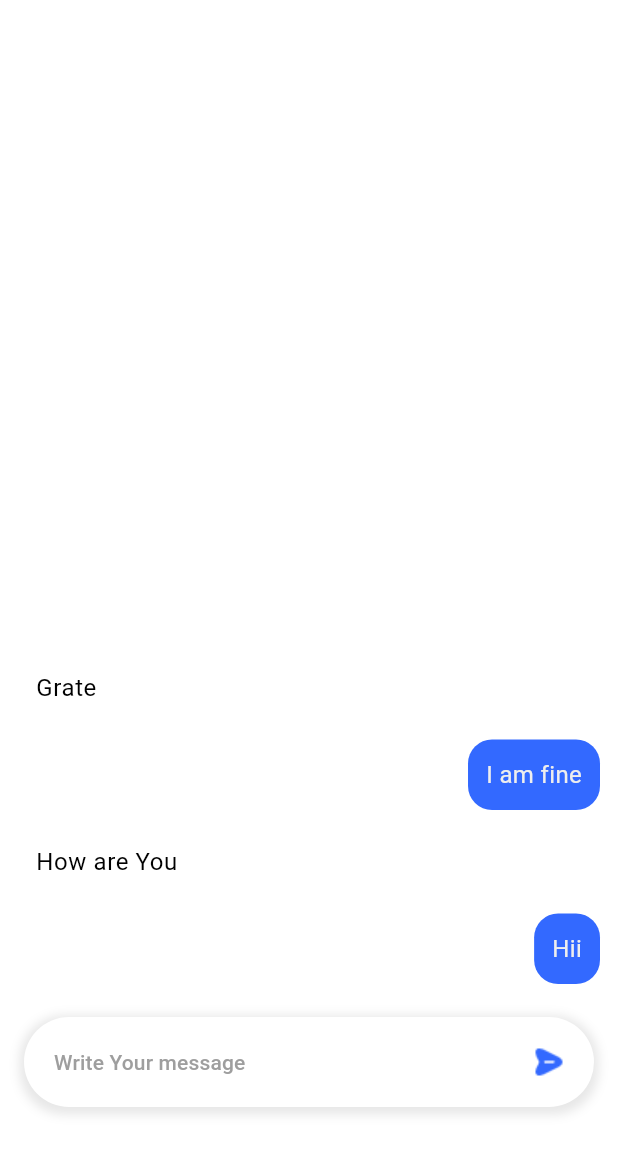
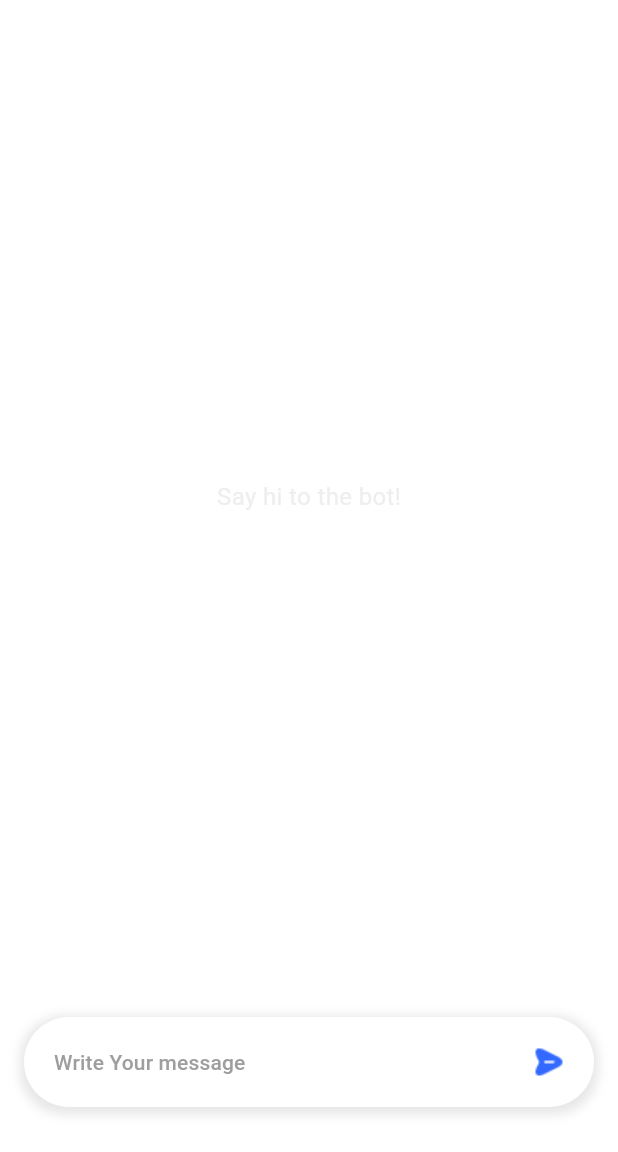
Before and after one commit to Jaydeep-Gohil/gemini_x, a Flutter app: the Myhomepage screen opened directly, on a phone screen of 412 x 824 dp, the part 84-1236 px from its top. Run offline on Flutter 3.47's test engine with Material 3 defaults, Android fonts, the light colour scheme and no system bars; our stand-ins replace flutter_dotenv, flutter_riverpod, google_generative_ai.

Commit message:
-Add clipboard To copy message

```diff
--- a/lib/MyHomePage.dart
+++ b/lib/MyHomePage.dart
@@ -1,6 +1,7 @@
 import 'dart:async'; // for TimeoutException
 import 'dart:math';
 import 'package:flutter/material.dart';
+import 'package:flutter/services.dart';
 import 'package:flutter_dotenv/flutter_dotenv.dart';
 import 'package:flutter_riverpod/flutter_riverpod.dart';
 import 'package:gemini_x/message.dart';
@@ -19,13 +20,16 @@ class Myhomepage extends ConsumerStatefulWidget {
 class _MyhomepageState extends ConsumerState<Myhomepage> {
   final TextEditingController _controller = TextEditingController();
   final List<Message> _messages = [
-    Message(text: "Hii", isUser: true),
-    Message(text: "How are You", isUser: false),
-    Message(text: "I am fine", isUser: true),
-    Message(text: "Grate", isUser: false),
   ];
 
   bool isLoading = false;
+
+  void _copyToClipboard(String text){
+    Clipboard.setData(ClipboardData(text: text));
+    ScaffoldMessenger.of(context).showSnackBar(const SnackBar(content: Text('Copied to clipboard')));
+  }
+
+
 
   @override
   void dispose() {
@@ -274,11 +278,14 @@ class _MyhomepageState extends ConsumerState<Myhomepage> {
                   padding: const EdgeInsets.symmetric(horizontal: 12, vertical: 6),
                   child: Align(
                     alignment: alignment,
-                    child: Container(
-                      padding: const EdgeInsets.all(12),
-                      constraints: BoxConstraints(maxWidth: MediaQuery.of(context).size.width * 0.75),
-                      decoration: BoxDecoration(color: bubbleColor, borderRadius: BorderRadius.circular(16)),
-                      child: Text(message.text, style: textStyle),
+                    child: InkWell(
+                      onLongPress: () => _copyToClipboard(message.text),
+                      child: Container(
+                        padding: const EdgeInsets.all(12),
+                        constraints: BoxConstraints(maxWidth: MediaQuery.of(context).size.width * 0.75),
+                        decoration: BoxDecoration(color: bubbleColor, borderRadius: BorderRadius.circular(16)),
+                        child: Text(message.text, style: textStyle),
+                      ),
                     ),
                   ),
                 );
```
